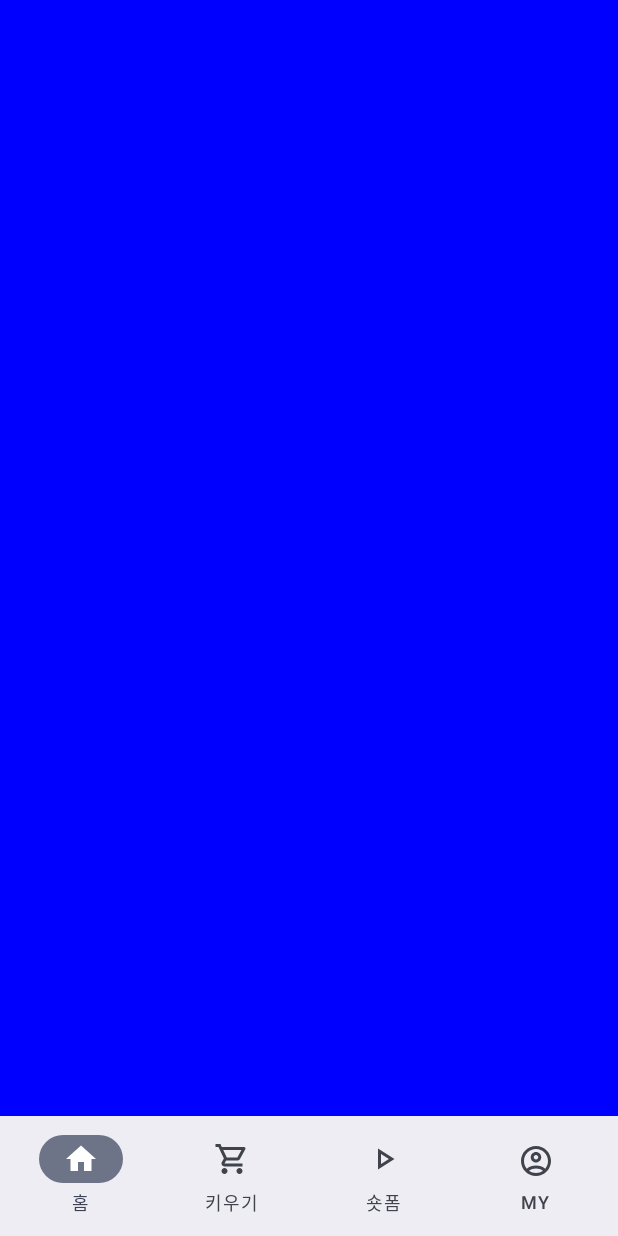
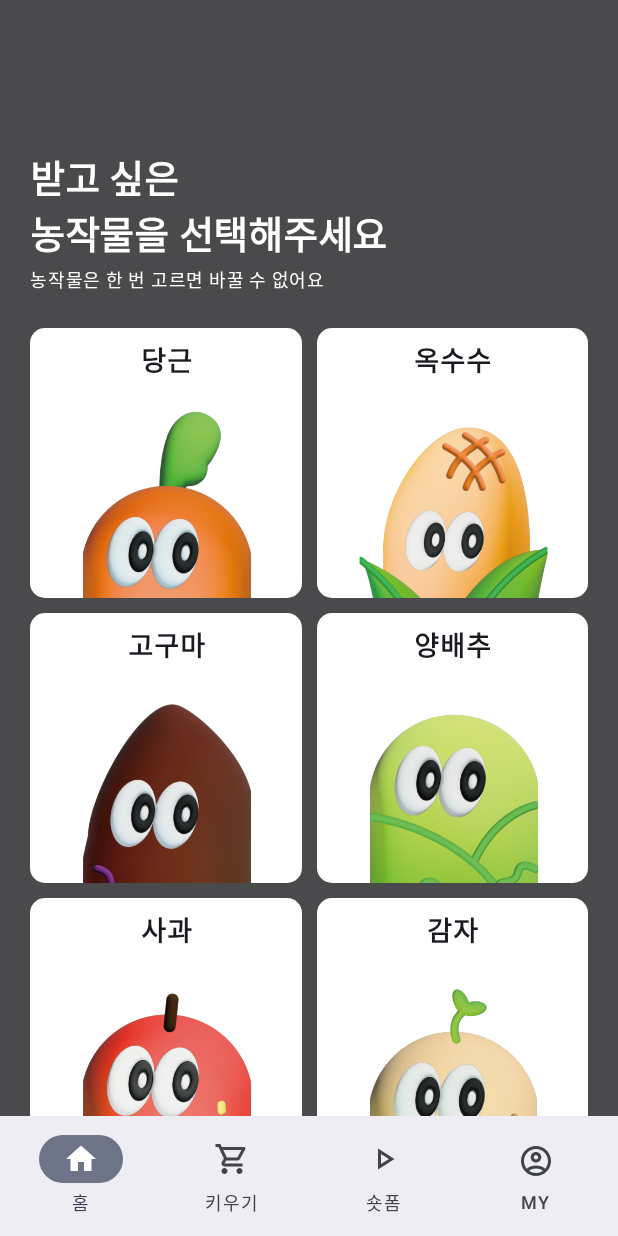
Before and after one commit to Ne-o-rdinary-Hackathon-Yteam/yteam-android, an Android app built with Jetpack Compose: the screen it shows after launch (MainActivity), on a phone screen of 412 x 824 dp. Run offline under Robolectric (Android 15) with nearby library versions, the phone set to English and light mode, and no system bars.

Commit message:
농산물 선택 화면

```diff
--- a/app/build.gradle.kts
+++ b/app/build.gradle.kts
@@ -9,7 +9,7 @@ android {
 
     defaultConfig {
         applicationId = "team.y.android"
-        minSdk = 33
+        minSdk = 31
         targetSdk = 34
         versionCode = 1
         versionName = "1.0"
--- a/app/src/main/java/team/y/android/MainActivity.kt
+++ b/app/src/main/java/team/y/android/MainActivity.kt
@@ -27,6 +27,7 @@ import androidx.compose.runtime.remember
 import androidx.compose.runtime.setValue
 import androidx.compose.ui.Modifier
 import androidx.compose.ui.graphics.vector.ImageVector
+import team.y.android.ui.SelectScreen
 import team.y.android.ui.growth.GrowthScreen
 import team.y.android.ui.home.HomeScreen
 import team.y.android.ui.mypage.MyPageScreen
@@ -75,7 +76,7 @@ class MainActivity : ComponentActivity() {
                             .padding(innerPadding),
                     ) {
                         when (currentDestination) {
-                            YTeamDestination.HOME -> HomeScreen()
+                            YTeamDestination.HOME -> SelectScreen()
                             YTeamDestination.GROWTH -> GrowthScreen()
                             YTeamDestination.SHORT_FORM -> ShortFormScreen()
                             YTeamDestination.MY_PAGE -> MyPageScreen()
--- /dev/null
+++ b/app/src/main/java/team/y/android/data/Crop.kt
@@ -0,0 +1,8 @@
+package team.y.android.data
+
+import androidx.compose.ui.graphics.painter.Painter
+
+data class Crop(
+    val name: String,
+    val painter: Painter
+)
--- /dev/null
+++ b/app/src/main/java/team/y/android/ui/SelectScreen.kt
@@ -0,0 +1,120 @@
+package team.y.android.ui
+
+import android.annotation.SuppressLint
+import androidx.compose.foundation.Image
+import androidx.compose.foundation.layout.Arrangement
+import androidx.compose.foundation.layout.Column
+import androidx.compose.foundation.layout.Spacer
+import androidx.compose.foundation.layout.fillMaxHeight
+import androidx.compose.foundation.layout.fillMaxSize
+import androidx.compose.foundation.layout.fillMaxWidth
+import androidx.compose.foundation.layout.height
+import androidx.compose.foundation.layout.padding
+import androidx.compose.foundation.layout.width
+import androidx.compose.foundation.lazy.grid.GridCells
+import androidx.compose.foundation.lazy.grid.LazyVerticalGrid
+import androidx.compose.foundation.lazy.grid.items
+import androidx.compose.foundation.shape.RoundedCornerShape
+import androidx.compose.material3.Card
+import androidx.compose.material3.CardDefaults
+import androidx.compose.material3.Scaffold
+import androidx.compose.material3.Text
+import androidx.compose.runtime.Composable
+import androidx.compose.ui.Alignment
+import androidx.compose.ui.Modifier
+import androidx.compose.ui.graphics.Color
+import androidx.compose.ui.layout.ContentScale
+import androidx.compose.ui.res.painterResource
+import androidx.compose.ui.text.font.FontWeight
+import androidx.compose.ui.text.style.TextAlign
+import androidx.compose.ui.unit.dp
+import androidx.compose.ui.unit.sp
+import team.y.android.R
+import team.y.android.data.Crop
+
+
+@SuppressLint("UnusedMaterial3ScaffoldPaddingParameter")
+@Composable
+fun SelectScreen() {
+
+    val crops = listOf(
+        Crop(name = "당근", painter = painterResource(id = R.drawable.img_carrot)),
+        Crop(name = "옥수수", painter = painterResource(id = R.drawable.img_corn)),
+        Crop(name = "고구마", painter = painterResource(id = R.drawable.img_sweet_potato)),
+        Crop(name = "양배추", painter = painterResource(id = R.drawable.img_cabbage)),
+        Crop(name = "사과", painter = painterResource(id = R.drawable.img_apple)),
+        Crop(name = "감자", painter = painterResource(id = R.drawable.img_potato)),
+    )
+    Scaffold(
+        containerColor = Color.Black.copy(alpha = 0.7f),
+        content = {
+            Column(
+                modifier = Modifier
+                    .fillMaxSize()
+                    .padding(horizontal = 20.dp)
+            ) {
+                Spacer(
+                    modifier = Modifier.height(100.dp)
+                )
+                Text(
+                    text = "받고 싶은",
+                    fontSize = 25.sp,
+                    fontWeight = FontWeight.Bold,
+                    color = Color.White,
+                )
+                Text(
+                    text = "농작물을 선택해주세요",
+                    fontSize = 25.sp,
+                    fontWeight = FontWeight.Bold,
+                    color = Color.White,
+                )
+                Text(
+                    text = "농작물은 한 번 고르면 바꿀 수 없어요",
+                    fontSize = 12.sp,
+                    color = Color.White,
+                )
+                Spacer(
+                    modifier = Modifier.height(20.dp)
+                )
+                LazyVerticalGrid(
+                    columns = GridCells.Fixed(2),
+                    verticalArrangement = Arrangement.spacedBy(10.dp),
+                    horizontalArrangement = Arrangement.spacedBy(10.dp)
+                ) {
+                    items(crops) { item ->
+                        Card(
+                            modifier = Modifier.height(height = 180.dp),
+                            shape = RoundedCornerShape(10.dp),
+                            colors = CardDefaults.cardColors(containerColor = Color.White)
+                        ) {
+                            Column(
+                                horizontalAlignment = Alignment.CenterHorizontally
+                            ) {
+                                Spacer(
+                                    modifier = Modifier.height(8.dp)
+                                )
+                                //농작물 이름
+                                Text(
+                                    modifier = Modifier.fillMaxWidth(),
+                                    text = item.name,
+                                    fontSize = 18.sp,
+                                    fontWeight = FontWeight.Bold,
+                                    textAlign = TextAlign.Center,
+                                )
+                                Image(
+                                    painter = item.painter,
+                                    contentDescription = "crop_image",
+                                    modifier = Modifier.fillMaxHeight().width(140.dp),
+                                    contentScale = ContentScale.FillWidth,
+                                )
+                            }
+                        }
+                    }
+                }
+            }
+
+
+        }
+
+    )
+}
```
Also changed, not shown: app/src/main/res/drawable/img_apple.png (added), app/src/main/res/drawable/img_cabbage.png (added), app/src/main/res/drawable/img_carrot.png (added), app/src/main/res/drawable/img_corn.png (added), app/src/main/res/drawable/img_potato.png (added), app/src/main/res/drawable/img_sweet_potato.png (added).
